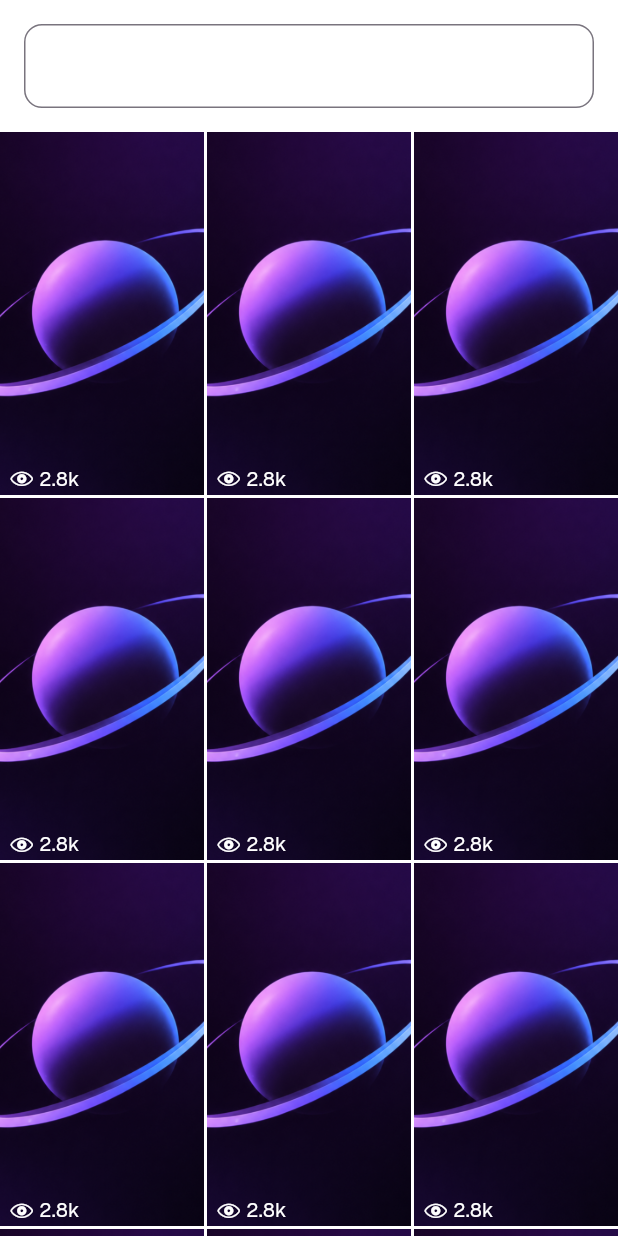
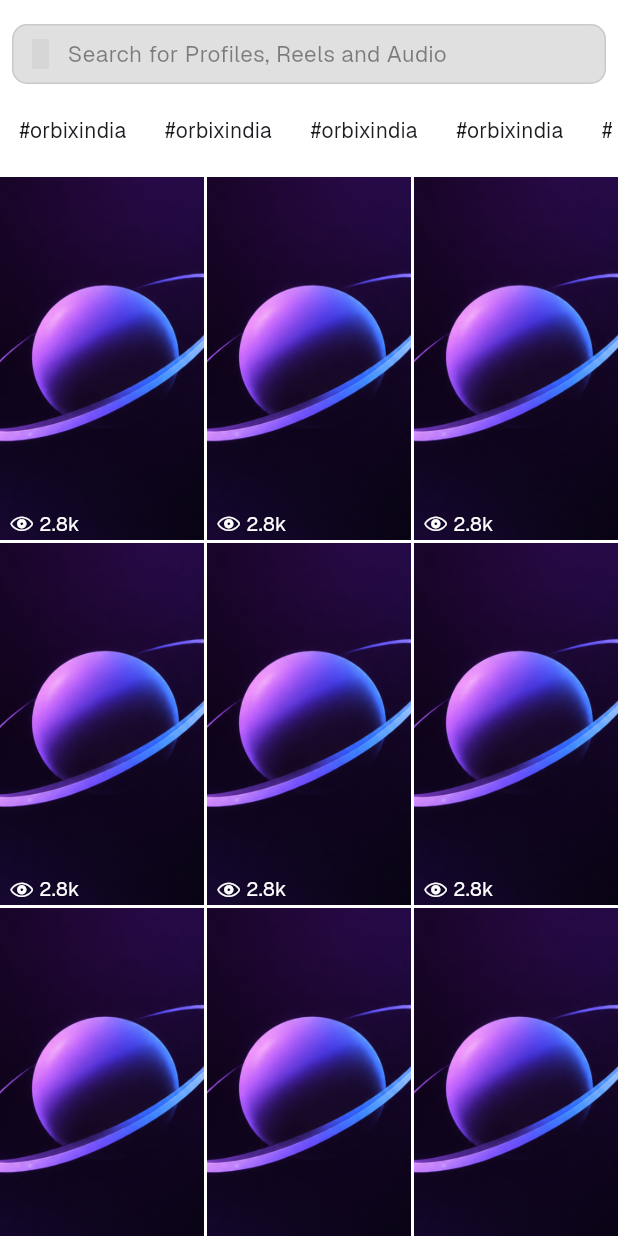
Before and after one commit to legendarys3005/orbix, a Flutter app: the ExplorePage screen opened directly, on a phone screen of 412 x 824 dp. Run offline on Flutter 3.47's test engine with Material 3 defaults, Android fonts, the phone set to English and light mode, and no system bars; our stand-ins replace dotted_border, get, get_storage, google_fonts, iconsax, supabase_flutter; accounts and stored records are empty; grey boxes are pictures that could not be loaded.

Commit message:
Explore page complete and Login page complete

```diff
--- /dev/null
+++ b/lib/bindings/general_bindings.dart
@@ -0,0 +1,9 @@
+import 'package:get/get.dart';
+import 'package:orbix/controllers/login_controller.dart';
+
+class GeneralBindings extends Bindings{
+  @override
+  void dependencies() {
+    Get.put(LoginController());
+  }
+}
--- a/lib/content/explore/explore.dart
+++ b/lib/content/explore/explore.dart
@@ -1,20 +1,88 @@
 import 'package:flutter/material.dart';
+import 'package:iconsax/iconsax.dart';
 import 'package:orbix/content/explore/widgets/trending_reels.dart';
 import 'package:orbix/utils/constant/sizes.dart';
+import 'package:orbix/utils/helpers/helper_functions.dart';
 
 class ExplorePage extends StatelessWidget {
   const ExplorePage({super.key});
 
   @override
   Widget build(BuildContext context) {
+    final dark = OrbixHelperFunctions.isDarkMode(context);
     return Scaffold(
       body: SafeArea(
         child: CustomScrollView(
           slivers: [
             SliverToBoxAdapter(
               child: Padding(
-                padding: const EdgeInsets.all(OrbixSizes.md),
-                child: TextFormField(),
+                padding: const EdgeInsets.symmetric(
+                  horizontal: OrbixSizes.sm,
+                  vertical: OrbixSizes.md,
+                ),
+                child: Container(
+                  padding: const EdgeInsets.symmetric(
+                    horizontal: OrbixSizes.sm,
+                  ),
+                  height: 40,
+                  decoration: BoxDecoration(
+                    border: Border.all(
+                      color: (dark ? Colors.white : Colors.black).withAlpha(
+                        (255 * 0.1).round(),
+                      ),
+                    ),
+                    borderRadius: BorderRadius.circular(10),
+                    color: dark ? Colors.white12 : Colors.black12,
+                  ),
+                  child: Row(
+                    children: [
+                      Icon(
+                        Iconsax.search_normal,
+                        size: 20,
+                        color: dark ? Colors.white70 : Colors.black87,
+                      ),
+                      const SizedBox(width: OrbixSizes.sm),
+                      Text(
+                        "Search for Profiles, Reels and Audio",
+                        style: TextStyle(
+                          fontSize: 15,
+                          color: dark ? Colors.white54 : Colors.black45,
+                        ),
+                      ),
+                    ],
+                  ),
+                ),
+              ),
+            ),
+            SliverToBoxAdapter(
+              child: Padding(
+                padding: const EdgeInsets.symmetric(horizontal: OrbixSizes.xs),
+                child: SizedBox(
+                  height: 30,
+                  child: ListView.separated(
+                    shrinkWrap: true,
+                    scrollDirection: Axis.horizontal,
+                    itemCount: 8,
+                    separatorBuilder: (_, _) => const SizedBox(width: OrbixSizes.sm),
+                    itemBuilder: (_, index) {
+                      return Container(
+                        padding: const EdgeInsets.symmetric(horizontal: OrbixSizes.sm, vertical: OrbixSizes.xs),
+                        height: 10,
+                        decoration: BoxDecoration(
+                          border: Border.all(color: Colors.white70),
+                          color: Colors.white12,
+                          borderRadius: BorderRadius.circular(100)
+                        ),
+                        child: Text("#orbixindia"),
+                      );
+                    },
+                  ),
+                ),
+              ),
+            ),
+            SliverToBoxAdapter(
+              child: SizedBox(
+                height: OrbixSizes.spaceBtwItems,
               ),
             ),
             TrendingReels(),
--- a/lib/content/profile/widgets/user_stats.dart
+++ b/lib/content/profile/widgets/user_stats.dart
@@ -18,6 +18,7 @@ class ProfileUserStats extends StatelessWidget {
           color: dark? Color(0xFF222222): Color(0xFFF0F0F0),
           borderRadius: BorderRadius.circular(OrbixSizes.borderRadiusMd)
       ),
+      child: IntrinsicHeight(
         child: Row(
           mainAxisAlignment: MainAxisAlignment.spaceEvenly,
           children: [
@@ -27,12 +28,14 @@ class ProfileUserStats extends StatelessWidget {
                 Text(posts)
               ],
             ),
+            const VerticalDivider(color: Colors.white12),
             Column(
               children: [
                 Text("Followers", style: TextStyle(fontWeight: FontWeight.w700)),
                 Text(followers)
               ],
             ),
+            const VerticalDivider(color: Colors.white12),
             Column(
               children: [
                 Text("Following", style: TextStyle(fontWeight: FontWeight.w700)),
@@ -41,6 +44,7 @@ class ProfileUserStats extends StatelessWidget {
             ),
           ],
         ),
+      ),
     );
   }
 }
--- /dev/null
+++ b/lib/controllers/login_controller.dart
@@ -0,0 +1,38 @@
+import 'package:flutter/cupertino.dart';
+import 'package:flutter/material.dart';
+import 'package:get/get.dart';
+import 'package:get_storage/get_storage.dart';
+import 'package:orbix/navigation_menu.dart';
+import 'package:orbix/repositories/authentication_repository.dart';
+
+class LoginController extends GetxController{
+  static LoginController get instance => Get.find();
+
+  final hidePassword = true.obs;
+  final localStorage = GetStorage();
+  final email = TextEditingController();
+  final password = TextEditingController();
+  GlobalKey<FormState> loginFormKey = GlobalKey<FormState>();
+
+  //Signs user in with email and password
+  Future<void> emailAndPasswordSignIn() async{
+    try{
+      Get.defaultDialog(
+        backgroundColor: Colors.transparent,
+        title: "Logging you in...",
+        content: CircularProgressIndicator(),
+      );
+
+      if(!loginFormKey.currentState!.validate()){
+        Get.back();
+        return;
+      }
+
+      await AuthenticationRepository.instance.login(email.text, password.text);
+      Get.back();
+      Get.to(NavigationMenu());
+    }catch(e){
+      print(e);
+    }
+  }
+}
--- /dev/null
+++ b/lib/utils/constant/enums.dart
@@ -0,0 +1 @@
+enum Gender {male, female, other}
```
Also changed, not shown: lib/content/login/widgets/login_form.dart (+26 -25 lines), lib/main.dart (+6 -1 lines), lib/models/user_model.dart (added, +46 -0 lines), lib/repositories/authentication_repository.dart (added, +27 -0 lines), lib/utils/formatters/formatter.dart (added, +9 -0 lines), lib/utils/validators/validator.dart (added, +27 -0 lines), 10 other files. Lines whose indentation alone changed are shown as unchanged.
